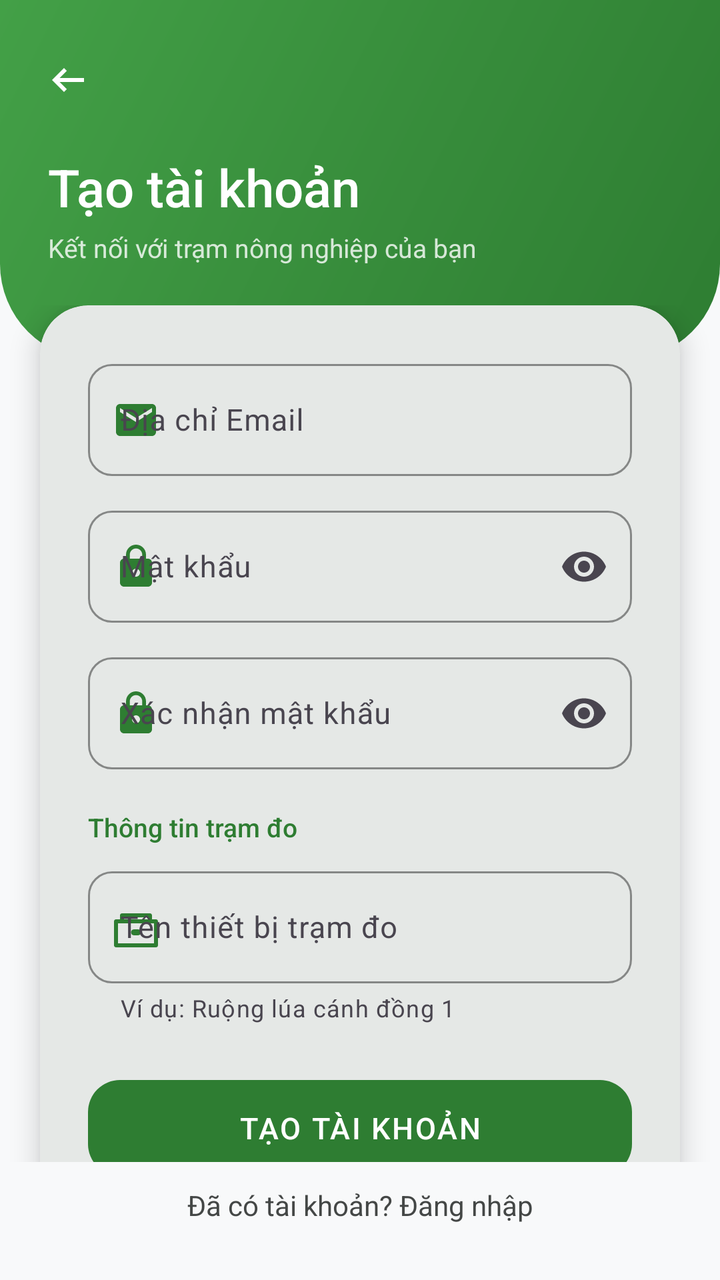
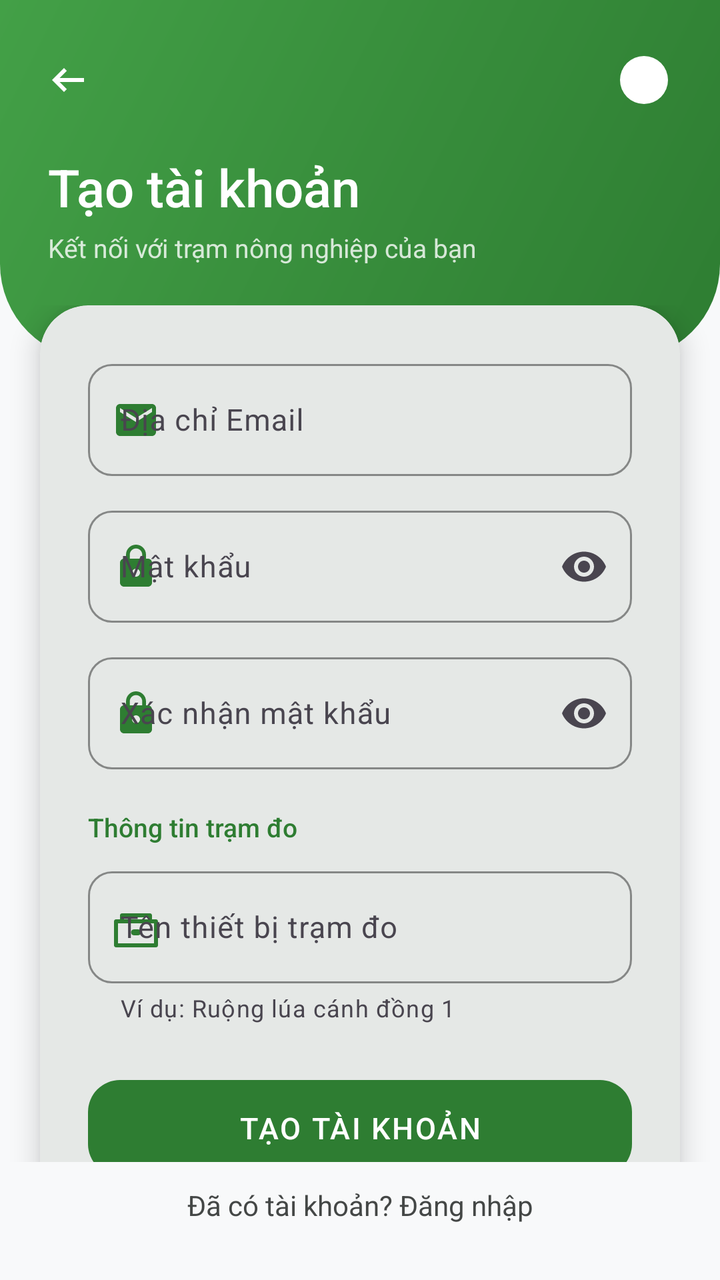

Screens rendered from an Android XML layout before and after an edit, with the pre-edit source and the edit as a unified diff.
<!-- AndroidManifest.xml: application theme Theme.MyApp -->
<!-- res/layout/activity_register.xml -->
<?xml version="1.0" encoding="utf-8"?>
<androidx.constraintlayout.widget.ConstraintLayout
    xmlns:android="http://schemas.android.com/apk/res/android"
    xmlns:app="http://schemas.android.com/apk/res-auto"
    android:id="@+id/layout_register_root"
    android:layout_width="match_parent"
    android:layout_height="match_parent"
    android:background="@color/modern_background"
    android:fitsSystemWindows="true">

    <View
        android:id="@+id/view_top_decoration"
        android:layout_width="0dp"
        android:layout_height="180dp"
        android:background="@drawable/bg_auth_top_wave"
        app:layout_constraintStart_toStartOf="parent"
        app:layout_constraintEnd_toEndOf="parent"
        app:layout_constraintTop_toTopOf="parent" />

    <com.google.android.material.button.MaterialButton
        android:id="@+id/btn_back"
        style="@style/Widget.Material3.Button.IconButton"
        android:layout_width="48dp"
        android:layout_height="48dp"
        android:layout_marginStart="8dp"
        android:layout_marginTop="16dp"
        app:icon="@drawable/ic_arrow_back"
        app:iconTint="@color/white"
        app:iconSize="24dp"
        app:layout_constraintStart_toStartOf="parent"
        app:layout_constraintTop_toTopOf="parent" />

    <TextView
        android:id="@+id/tv_header_title"
        android:layout_width="wrap_content"
        android:layout_height="wrap_content"
        android:text="Tạo tài khoản"
        android:fontFamily="sans-serif-medium"
        android:textSize="26sp"
        android:textColor="@color/white"
        android:layout_marginStart="24dp"
        android:layout_marginTop="12dp"
        app:layout_constraintStart_toStartOf="parent"
        app:layout_constraintTop_toBottomOf="@id/btn_back" />

    <TextView
        android:id="@+id/tv_header_subtitle"
        android:layout_width="wrap_content"
        android:layout_height="wrap_content"
        android:text="Kết nối với trạm nông nghiệp của bạn"
        android:fontFamily="sans-serif"
        android:textSize="13sp"
        android:textColor="#CCffffff"
        android:layout_marginStart="24dp"
        android:layout_marginTop="4dp"
        app:layout_constraintStart_toStartOf="parent"
        app:layout_constraintTop_toBottomOf="@id/tv_header_title" />

    <androidx.core.widget.NestedScrollView
        android:layout_width="0dp"
        android:layout_height="0dp"
        android:layout_marginTop="20dp"
        android:clipToPadding="false"
        android:paddingBottom="80dp"
        app:layout_constraintStart_toStartOf="parent"
        app:layout_constraintEnd_toEndOf="parent"
        app:layout_constraintTop_toBottomOf="@id/tv_header_subtitle"
        app:layout_constraintBottom_toTopOf="@id/tv_go_login">

        <com.google.android.material.card.MaterialCardView
            android:layout_width="match_parent"
            android:layout_height="wrap_content"
            android:layout_marginHorizontal="20dp"
            app:cardCornerRadius="24dp"
            app:cardElevation="8dp"
            app:strokeWidth="0dp">

            <LinearLayout
                android:layout_width="match_parent"
                android:layout_height="wrap_content"
                android:orientation="vertical"
                android:padding="24dp">

                <com.google.android.material.textfield.TextInputLayout
                    android:id="@+id/til_email"
                    style="@style/Widget.Material3.TextInputLayout.OutlinedBox"
                    android:layout_width="match_parent"
                    android:layout_height="wrap_content"
                    android:hint="Địa chỉ Email"
                    app:startIconDrawable="@drawable/ic_email"
                    app:startIconTint="@color/agri_primary_green"
                    app:boxCornerRadiusTopStart="12dp"
                    app:boxCornerRadiusTopEnd="12dp"
                    app:boxCornerRadiusBottomStart="12dp"
                    app:boxCornerRadiusBottomEnd="12dp"
                    app:boxStrokeColor="@color/agri_primary_green">

                    <com.google.android.material.textfield.TextInputEditText
                        android:id="@+id/et_email"
                        android:layout_width="match_parent"
                        android:layout_height="56dp"
                        android:inputType="textEmailAddress"
                        android:fontFamily="sans-serif"
                        android:textSize="15sp" />
                </com.google.android.material.textfield.TextInputLayout>

                <com.google.android.material.textfield.TextInputLayout
                    android:id="@+id/til_password"
                    style="@style/Widget.Material3.TextInputLayout.OutlinedBox"
                    android:layout_width="match_parent"
                    android:layout_height="wrap_content"
                    android:hint="Mật khẩu"
                    android:layout_marginTop="12dp"
                    app:startIconDrawable="@drawable/ic_lock"
                    app:startIconTint="@color/agri_primary_green"
                    app:endIconMode="password_toggle"
                    app:boxCornerRadiusTopStart="12dp"
                    app:boxCornerRadiusTopEnd="12dp"
                    app:boxCornerRadiusBottomStart="12dp"
                    app:boxCornerRadiusBottomEnd="12dp"
                    app:boxStrokeColor="@color/agri_primary_green">

                    <com.google.android.material.textfield.TextInputEditText
                        android:id="@+id/et_password"
                        android:layout_width="match_parent"
                        android:layout_height="56dp"
                        android:inputType="textPassword"
                        android:fontFamily="sans-serif"
                        android:textSize="15sp" />
                </com.google.android.material.textfield.TextInputLayout>

                <com.google.android.material.textfield.TextInputLayout
                    android:id="@+id/til_confirm_password"
                    style="@style/Widget.Material3.TextInputLayout.OutlinedBox"
                    android:layout_width="match_parent"
                    android:layout_height="wrap_content"
                    android:hint="Xác nhận mật khẩu"
                    android:layout_marginTop="12dp"
                    app:startIconDrawable="@drawable/ic_lock"
                    app:startIconTint="@color/agri_primary_green"
                    app:endIconMode="password_toggle"
                    app:boxCornerRadiusTopStart="12dp"
                    app:boxCornerRadiusTopEnd="12dp"
                    app:boxCornerRadiusBottomStart="12dp"
                    app:boxCornerRadiusBottomEnd="12dp"
                    app:boxStrokeColor="@color/agri_primary_green">

                    <com.google.android.material.textfield.TextInputEditText
                        android:id="@+id/et_confirm_password"
                        android:layout_width="match_parent"
                        android:layout_height="56dp"
                        android:inputType="textPassword"
                        android:fontFamily="sans-serif"
                        android:textSize="15sp" />
                </com.google.android.material.textfield.TextInputLayout>

                <TextView
                    android:layout_width="wrap_content"
                    android:layout_height="wrap_content"
                    android:text="Thông tin trạm đo"
                    android:fontFamily="sans-serif-medium"
                    android:textSize="13sp"
                    android:textColor="@color/agri_primary_green"
                    android:layout_marginTop="20dp"
                    android:layout_marginBottom="8dp" />

                <com.google.android.material.textfield.TextInputLayout
                    android:id="@+id/til_device_name"
                    style="@style/Widget.Material3.TextInputLayout.OutlinedBox"
                    android:layout_width="match_parent"
                    android:layout_height="wrap_content"
                    android:hint="Tên thiết bị trạm đo"
                    app:helperText="Ví dụ: Ruộng lúa cánh đồng 1"
                    app:startIconDrawable="@drawable/ic_device"
                    app:startIconTint="@color/agri_primary_green"
                    app:boxCornerRadiusTopStart="12dp"
                    app:boxCornerRadiusTopEnd="12dp"
                    app:boxCornerRadiusBottomStart="12dp"
                    app:boxCornerRadiusBottomEnd="12dp"
                    app:boxStrokeColor="@color/agri_primary_green">

                    <com.google.android.material.textfield.TextInputEditText
                        android:id="@+id/et_device_name"
                        android:layout_width="match_parent"
                        android:layout_height="56dp"
                        android:inputType="textCapWords"
                        android:fontFamily="sans-serif"
                        android:textSize="15sp" />
                </com.google.android.material.textfield.TextInputLayout>

                <com.google.android.material.button.MaterialButton
                    android:id="@+id/btn_register"
                    android:layout_width="match_parent"
                    android:layout_height="56dp"
                    android:text="TẠO TÀI KHOẢN"
                    android:fontFamily="sans-serif-medium"
                    android:textSize="15sp"
                    android:textColor="@color/white"
                    android:letterSpacing="0.06"
                    android:layout_marginTop="24dp"
                    app:cornerRadius="16dp"
                    app:backgroundTint="@color/agri_primary_green" />

            </LinearLayout>
        </com.google.android.material.card.MaterialCardView>
    </androidx.core.widget.NestedScrollView>

    <TextView
        android:id="@+id/tv_go_login"
        android:layout_width="wrap_content"
        android:layout_height="wrap_content"
        android:text="Đã có tài khoản? Đăng nhập"
        android:fontFamily="sans-serif"
        android:textSize="14sp"
        android:textColor="@color/text_secondary"
        android:padding="12dp"
        android:clickable="true"
        android:focusable="true"
        android:background="?attr/selectableItemBackgroundBorderless"
        android:layout_marginBottom="16dp"
        app:layout_constraintStart_toStartOf="parent"
        app:layout_constraintEnd_toEndOf="parent"
        app:layout_constraintBottom_toBottomOf="parent" />

</androidx.constraintlayout.widget.ConstraintLayout>
<!-- resources referenced by this layout -->
<resources>
  <color name="agri_primary_green">#2E7D32</color>
  <color name="modern_background">#F8F9FA</color>
  <color name="text_secondary">#444746</color>
  <color name="white">#FFFFFF</color>
  <!-- drawable bg_auth_top_wave (drawable) -->
  <?xml version="1.0" encoding="utf-8"?>
  <shape xmlns:android="http://schemas.android.com/apk/res/android"
      android:shape="rectangle">
      <gradient
          android:angle="135"
          android:startColor="#2E7D32"
          android:centerColor="#388E3C"
          android:endColor="#43A047"
          android:type="linear" />
      <corners
          android:bottomLeftRadius="48dp"
          android:bottomRightRadius="48dp" />
  </shape>
  <!-- drawable ic_arrow_back (drawable) -->
  <?xml version="1.0" encoding="utf-8"?>
  <vector xmlns:android="http://schemas.android.com/apk/res/android"
      android:width="24dp"
      android:height="24dp"
      android:viewportWidth="24"
      android:viewportHeight="24">
      <path
          android:fillColor="#444746"
          android:pathData="M20,11H7.83L11.41,7.41L10,6L4,12L10,18L11.41,16.59L7.83,13H20V11Z" />
  </vector>
  <!-- drawable ic_device (drawable) -->
  <?xml version="1.0" encoding="utf-8"?>
  <vector xmlns:android="http://schemas.android.com/apk/res/android"
      android:width="24dp"
      android:height="24dp"
      android:viewportWidth="24"
      android:viewportHeight="24">
      <path
          android:fillColor="#444746"
          android:pathData="M1,9L1,21C1,21.55 1.45,22 2,22H22C22.55,22 23,21.55 23,21V9C23,8.45 22.55,8 22,8H20V6C20,5.45 19.55,5 19,5H5C4.45,5 4,5.45 4,6V8H2C1.45,8 1,8.45 1,9ZM6,7H18V8H6V7ZM21,20H3V10H21V20ZM13,16C13.83,16 14.5,15.33 14.5,14.5C14.5,13.67 13.83,13 13,13H11C10.17,13 9.5,13.67 9.5,14.5C9.5,15.33 10.17,16 11,16H13Z" />
  </vector>
  <!-- drawable ic_email (drawable) -->
  <?xml version="1.0" encoding="utf-8"?>
  <vector xmlns:android="http://schemas.android.com/apk/res/android"
      android:width="24dp"
      android:height="24dp"
      android:viewportWidth="24"
      android:viewportHeight="24">
      <path
          android:fillColor="#444746"
          android:pathData="M20,4H4C2.9,4 2.01,4.9 2.01,6L2,18C2,19.1 2.9,20 4,20H20C21.1,20 22,19.1 22,18V6C22,4.9 21.1,4 20,4ZM20,8L12,13L4,8V6L12,11L20,6V8Z" />
  </vector>
  <!-- drawable ic_lock (drawable) -->
  <?xml version="1.0" encoding="utf-8"?>
  <vector xmlns:android="http://schemas.android.com/apk/res/android"
      android:width="24dp"
      android:height="24dp"
      android:viewportWidth="24"
      android:viewportHeight="24">
      <path
          android:fillColor="#444746"
          android:pathData="M18,8H17V6C17,3.24 14.76,1 12,1C9.24,1 7,3.24 7,6V8H6C4.9,8 4,8.9 4,10V20C4,21.1 4.9,22 6,22H18C19.1,22 20,21.1 20,20V10C20,8.9 19.1,8 18,8ZM12,17C10.9,17 10,16.1 10,15C10,13.9 10.9,13 12,13C13.1,13 14,13.9 14,15C14,16.1 13.1,17 12,17ZM15.1,8H8.9V6C8.9,4.29 10.29,2.9 12,2.9C13.71,2.9 15.1,4.29 15.1,6V8Z" />
  </vector>
  <style name="Theme.MyApp" parent="Base.Theme.MyApp" />
  <style name="Base.Theme.MyApp" parent="Theme.Material3.DayNight.NoActionBar">
          
          <item name="colorPrimary">@color/agri_primary_green</item>
          <item name="colorSecondary">@color/agri_secondary_blue</item>
          <item name="colorSecondaryContainer">@color/accent_green_light</item>
          <item name="colorOnSecondaryContainer">@color/agri_primary_green</item>
      </style>
  <color name="agri_secondary_blue">#1976D2</color>
  <color name="accent_green_light">#E8F5E9</color>
</resources>

<!-- the commit's change to res/layout/activity_register.xml (unified diff, before → after) -->
@@ -28,6 +28,20 @@
         app:iconTint="@color/white"
         app:iconSize="24dp"
         app:layout_constraintStart_toStartOf="parent"
+        app:layout_constraintTop_toTopOf="parent" />
+
+    <ImageView
+        android:id="@+id/btn_server_config"
+        android:layout_width="44dp"
+        android:layout_height="44dp"
+        android:layout_marginTop="18dp"
+        android:layout_marginEnd="16dp"
+        android:padding="10dp"
+        android:src="@drawable/ic_dot_indicator"
+        android:background="?attr/selectableItemBackgroundBorderless"
+        app:tint="@color/white"
+        android:contentDescription="Cấu hình máy chủ"
+        app:layout_constraintEnd_toEndOf="parent"
         app:layout_constraintTop_toTopOf="parent" />
 
     <TextView
<!-- resource entries referenced after the edit -->
@@ -40,6 +40,13 @@
           android:fillColor="#444746"
           android:pathData="M1,9L1,21C1,21.55 1.45,22 2,22H22C22.55,22 23,21.55 23,21V9C23,8.45 22.55,8 22,8H20V6C20,5.45 19.55,5 19,5H5C4.45,5 4,5.45 4,6V8H2C1.45,8 1,8.45 1,9ZM6,7H18V8H6V7ZM21,20H3V10H21V20ZM13,16C13.83,16 14.5,15.33 14.5,14.5C14.5,13.67 13.83,13 13,13H11C10.17,13 9.5,13.67 9.5,14.5C9.5,15.33 10.17,16 11,16H13Z" />
   </vector>
+  <!-- drawable ic_dot_indicator (drawable) -->
+  <?xml version="1.0" encoding="utf-8"?>
+  <shape xmlns:android="http://schemas.android.com/apk/res/android"
+      android:shape="oval">
+      <solid android:color="@color/agri_primary_green" />
+      <size android:width="10dp" android:height="10dp" />
+  </shape>
   <!-- drawable ic_email (drawable) -->
   <?xml version="1.0" encoding="utf-8"?>
   <vector xmlns:android="http://schemas.android.com/apk/res/android"
